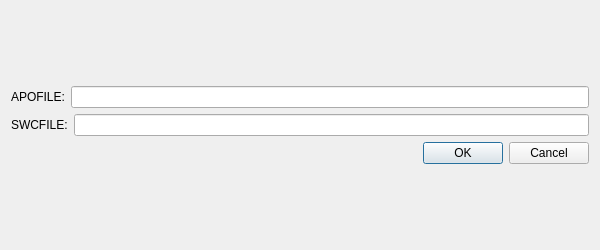
The window that src/ui/editoranoattachment.ui (kiraYuukiAsuna/SwcDbmsQtClient) describes before a commit, drawn with Qt 5.
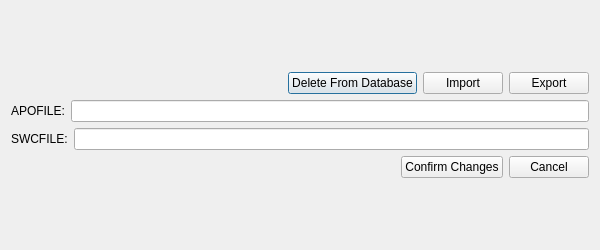
The same window after the commit.

```diff
--- a/src/ui/editoranoattachment.ui
+++ b/src/ui/editoranoattachment.ui
@@ -16,6 +16,44 @@
   <layout class="QVBoxLayout" name="verticalLayout_2">
    <item>
     <layout class="QVBoxLayout" name="verticalLayout">
+     <item>
+      <layout class="QHBoxLayout" name="horizontalLayout_4">
+       <item>
+        <spacer name="horizontalSpacer_2">
+         <property name="orientation">
+          <enum>Qt::Horizontal</enum>
+         </property>
+         <property name="sizeHint" stdset="0">
+          <size>
+           <width>40</width>
+           <height>20</height>
+          </size>
+         </property>
+        </spacer>
+       </item>
+       <item>
+        <widget class="QPushButton" name="DeleteBtn">
+         <property name="text">
+          <string>Delete From Database</string>
+         </property>
+        </widget>
+       </item>
+       <item>
+        <widget class="QPushButton" name="ImportBtn">
+         <property name="text">
+          <string>Import</string>
+         </property>
+        </widget>
+       </item>
+       <item>
+        <widget class="QPushButton" name="ExportBtn">
+         <property name="text">
+          <string>Export</string>
+         </property>
+        </widget>
+       </item>
+      </layout>
+     </item>
      <item>
       <layout class="QHBoxLayout" name="horizontalLayout">
        <item>
@@ -62,7 +100,7 @@
        <item>
         <widget class="QPushButton" name="OKBtn">
          <property name="text">
-          <string>OK</string>
+          <string>Confirm Changes</string>
          </property>
         </widget>
        </item>
```
